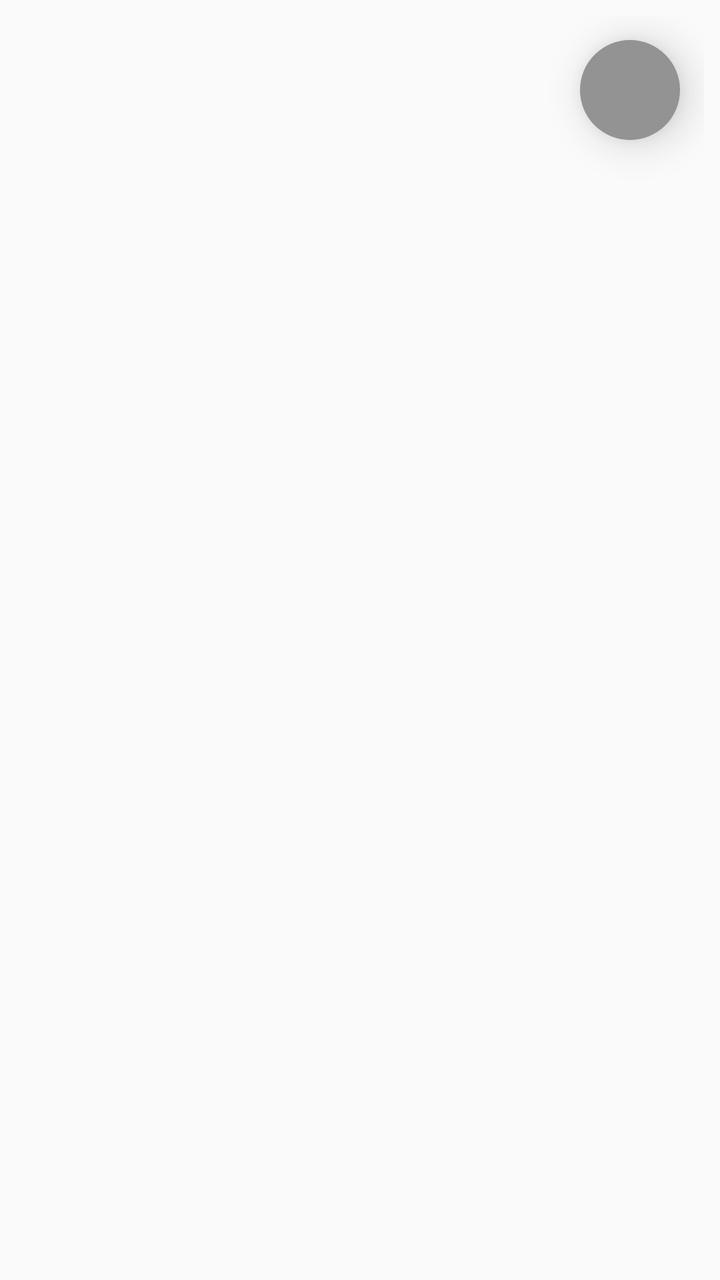
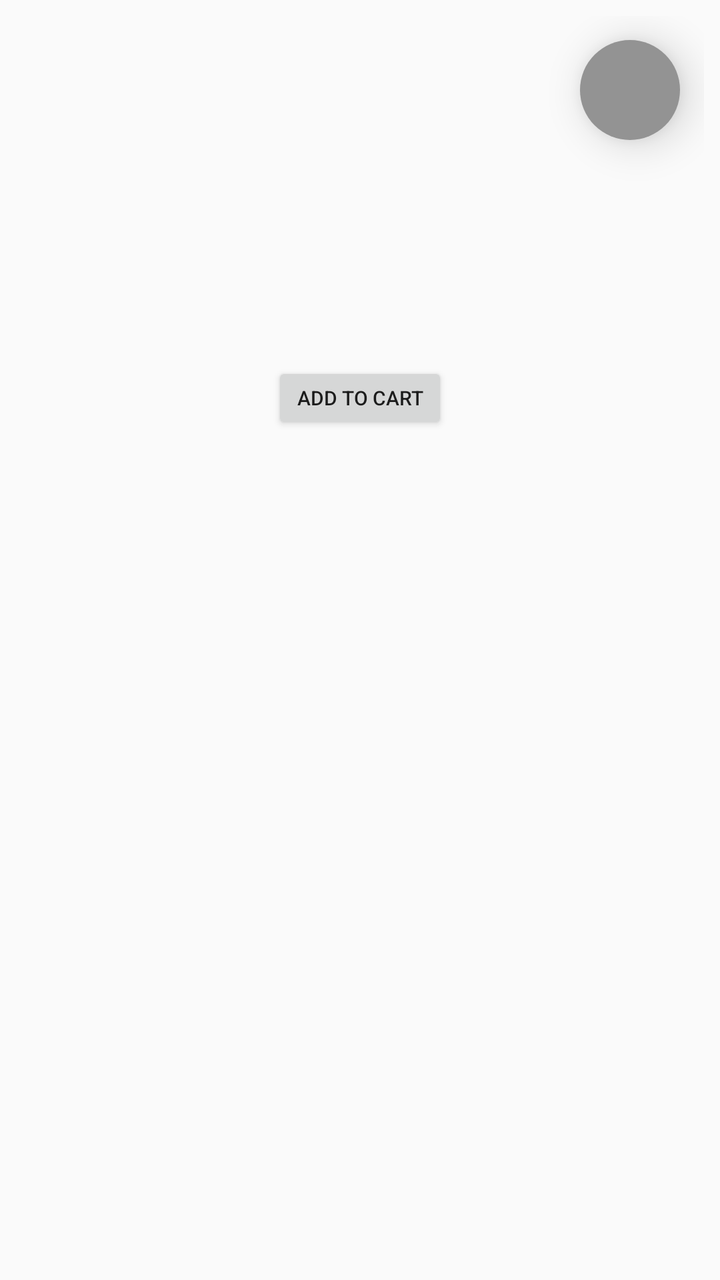

Before-and-after screenshots of an Android layout around one commit, followed by the original layout XML and the change that was made.
<!-- AndroidManifest.xml: application theme AppTheme.NoActionBar -->
<!-- res/layout/product_item.xml -->
<?xml version="1.0" encoding="utf-8"?>
<RelativeLayout xmlns:android="http://schemas.android.com/apk/res/android"
    xmlns:tools="http://schemas.android.com/tools"
    android:layout_width="match_parent"
    android:layout_height="wrap_content"
    android:background="?selectableItemBackground"
    android:clickable="true"
    android:orientation="vertical"
    android:padding="8dp"
    android:focusable="true">

    <ImageView
        android:id="@+id/item_image"
        android:layout_width="match_parent"
        android:layout_height="150dp"
        android:contentDescription="@string/product_image" />

    <TextView
        android:id="@+id/item_text"
        android:layout_width="match_parent"
        android:layout_height="wrap_content"
        android:layout_below="@id/item_image"
        android:fontFamily="sans-serif-light"
        android:gravity="center"
        android:textAllCaps="true"
        android:textColor="#000"
        android:textSize="14sp" />

    <TextView
        android:id="@+id/item_price"
        android:layout_width="wrap_content"
        android:layout_height="wrap_content"
        android:layout_alignParentTop="true"
        android:layout_alignParentEnd="true"
        android:layout_marginTop="12dp"
        android:layout_marginEnd="12dp"
        android:background="@drawable/price_circle"
        android:elevation="12dp"
        android:gravity="center"
        android:textColor="#ffffff"
        android:textStyle="bold"
        tools:ignore="RelativeOverlap" />
</RelativeLayout>
<!-- resources referenced by this layout -->
<resources>
  <!-- drawable price_circle (drawable) -->
  <?xml version="1.0" encoding="utf-8"?>
  <shape xmlns:android="http://schemas.android.com/apk/res/android"
      android:innerRadius="@dimen/activity_horizontal_margin"
      android:shape="oval">
      <solid android:color="@color/colorAccent" />
      <size
          android:width="50dp"
          android:height="50dp" />
  </shape>
  <string name="product_image">product image</string>
  <style name="AppTheme.NoActionBar">
          <item name="windowActionBar">false</item>
          <item name="windowNoTitle">true</item>
          <item name="elevation">0dp</item>
          <item name="android:windowContentOverlay">@null</item>
      </style>
  <dimen name="activity_horizontal_margin">16dp</dimen>
  <color name="colorAccent">#939393</color>
</resources>

<!-- the commit's change to res/layout/product_item.xml (unified diff, before → after) -->
@@ -40,4 +40,14 @@
         android:textColor="#ffffff"
         android:textStyle="bold"
         tools:ignore="RelativeOverlap" />
+
+    <Button
+        android:id="@+id/btn_add_to_cart"
+        android:layout_width="wrap_content"
+        android:layout_height="36dp"
+        android:layout_below="@id/item_text"
+        android:layout_centerHorizontal="true"
+        android:layout_marginTop="4dp"
+        android:text="Add to Cart"
+        android:textSize="10sp" />
 </RelativeLayout>
